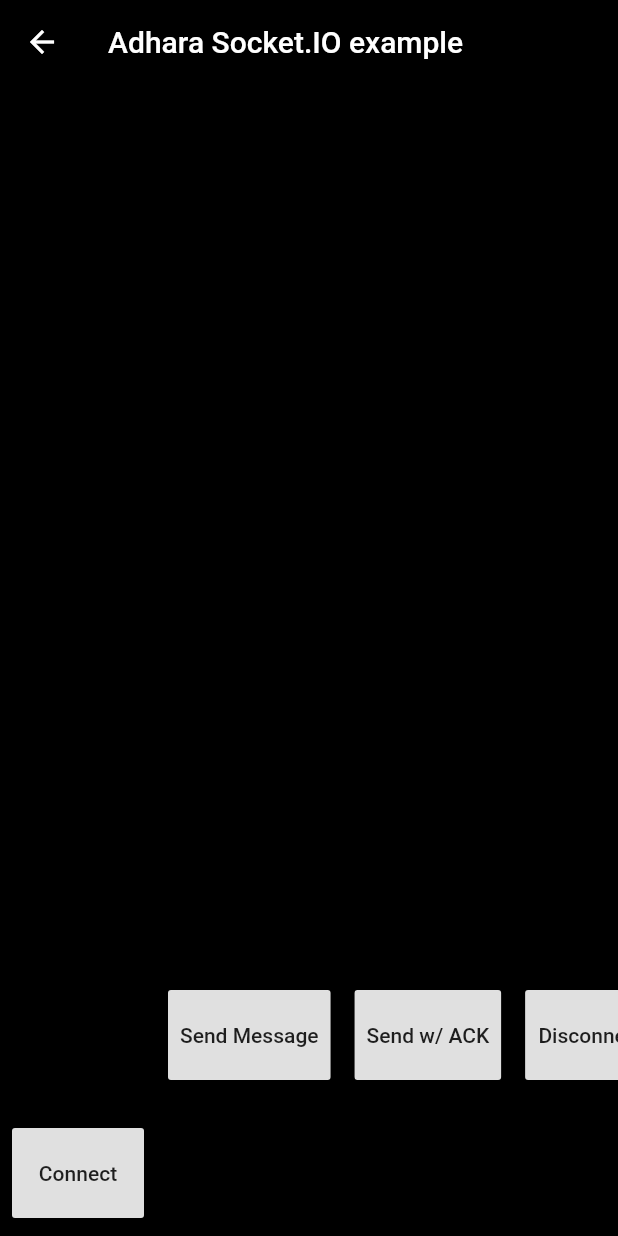
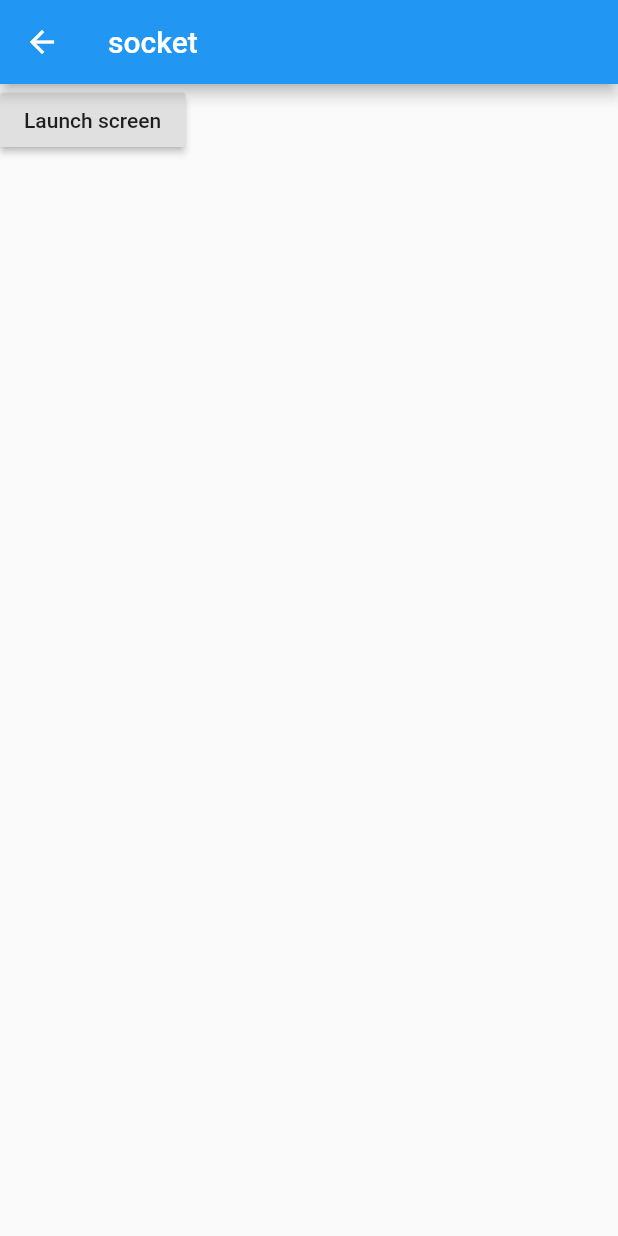
Before and after one commit to ZIDUK/flutterjt, a Flutter app: the Socketscreen screen opened directly, on a phone screen of 412 x 824 dp. Run offline on Flutter 3.47's test engine with Material 2 defaults, Android fonts, the phone set to English and light mode, and no system bars; missing offline and left inert: adhara_socket_io; network calls fail.

Commit message:
manejo socket custom

```diff
--- a/lib/socketscreen/socketscreen.dart
+++ b/lib/socketscreen/socketscreen.dart
@@ -10,7 +10,7 @@ class Socketscreen extends StatefulWidget {
 }
 
 class _Socketscreen extends State<Socketscreen> {
-  List<String> toPrint = ["trying to connect"];
+  /*List<String> toPrint = ["trying to connect"];
   SocketIOManager manager;
   Map<String, SocketIO> sockets = {};
   Map<String, bool> _isProbablyConnected = {};
@@ -155,45 +155,70 @@ class _Socketscreen extends State<Socketscreen> {
         ],
       ),
     );
+  }*/
+
+  SocketIOManager manager;
+  Map<String, SocketIO> sockets = {};
+  Map<String, bool> _isProbablyConnected = {};
+  SocketIO socket2;
+
+
+
+  void initState() {
+    manager = SocketIOManager();
+    this.socketConnectionJT();
   }
 
+  Future socketConnectionJT() async {
 
+    SocketIO socket = await manager.createInstance(SocketOptions(
+      //Socket IO server URI
+        URI,
+        //Query params - can be used for authentication
+        query: {
+          "auth": "--SOME AUTH STRING---",
+          "info": "new connection from adhara-socketio",
+          "timestamp": DateTime.now().toString()
+        },
+        //Enable or disable platform channel logging
+        enableLogging: false,
+        transports: [Transports.WEB_SOCKET, Transports.POLLING] //Enable required transport
+    ));
+
+    socket.onConnect((data) {
+      print("connected...");
+      print(data);
+
+    });
+    socket.connect();
+    socket.on('chat:message',(data) => print(data));
+
+    socket2 = socket;
+
+
+
+  }
+
+  void _sendmsg(){
+    socket2.emit('atime', [
+        "Hello world!",
+
+      ]);
+
+    }
 
   @override
   Widget build(BuildContext context) {
     return Scaffold(
       appBar: AppBar(
-          title: const Text('Adhara Socket.IO example'),
-          backgroundColor: Colors.black,
-          elevation: 0.0,
-        ),
-        body: Container(
-          color: Colors.black,
-          child: Column(
-            crossAxisAlignment: CrossAxisAlignment.start,
-            mainAxisAlignment: MainAxisAlignment.start,
-            children: <Widget>[
-              Expanded(
-                  child: Center(
-                    child: ListView(
-                      children: toPrint.map((String _) => Text(_ ?? "")).toList(),
-                    ),
-                  )
-              ),
-              Padding(
-                padding: EdgeInsets.only(left: 8.0, bottom: 8.0),
-                child: Text("Default Connection",),
-              ),
-              getButtonSet("default"),
-              Padding(
-                padding: EdgeInsets.only(left: 8.0, bottom: 8.0, top: 8.0),
-                child: Text("Alternate Connection",),
-              ),
-              getButtonSet("alternate"),
-              SizedBox(height: 12.0,)
-            ],
-          ),
-        ),
+        title: Text('socket'),
+      ),
+      body: Container(
+        child: RaisedButton(
+            child: Text('Launch screen'),
+              onPressed: _sendmsg,
+            ),
+      ),
     );
   }
 }
```
